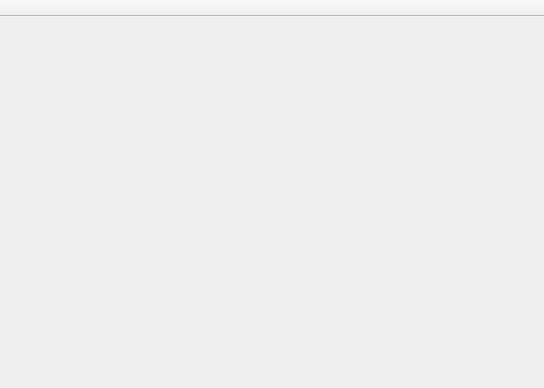
This is ui/ui_main.ui in CNPolaris/usv_station as Qt 5 draws it before an edit. The edited form follows.
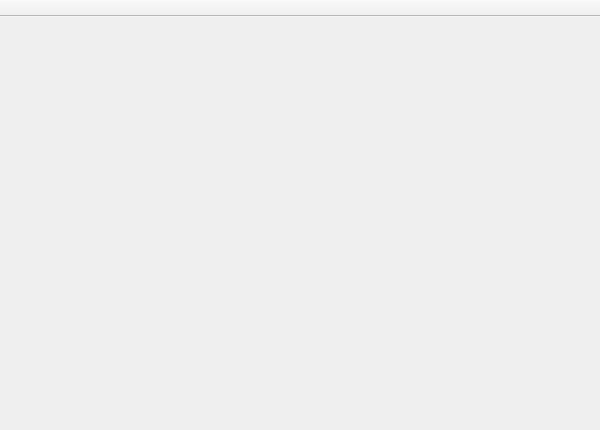
This is the edited form.

```diff
--- a/ui/ui_main.ui
+++ b/ui/ui_main.ui
@@ -6,14 +6,14 @@
    <rect>
     <x>0</x>
     <y>0</y>
-    <width>544</width>
-    <height>388</height>
+    <width>600</width>
+    <height>430</height>
    </rect>
   </property>
   <property name="minimumSize">
    <size>
-    <width>544</width>
-    <height>335</height>
+    <width>600</width>
+    <height>430</height>
    </size>
   </property>
   <property name="font">
@@ -26,6 +26,12 @@
    <string>MainWindow</string>
   </property>
   <widget class="QWidget" name="centralwidget">
+   <property name="minimumSize">
+    <size>
+     <width>600</width>
+     <height>400</height>
+    </size>
+   </property>
    <layout class="QVBoxLayout" name="verticalLayout">
     <item>
      <widget class="QWidget" name="MainWidget" native="true">
@@ -34,8 +40,8 @@
       </property>
       <property name="minimumSize">
        <size>
-        <width>550</width>
-        <height>330</height>
+        <width>600</width>
+        <height>400</height>
        </size>
       </property>
      </widget>
```
